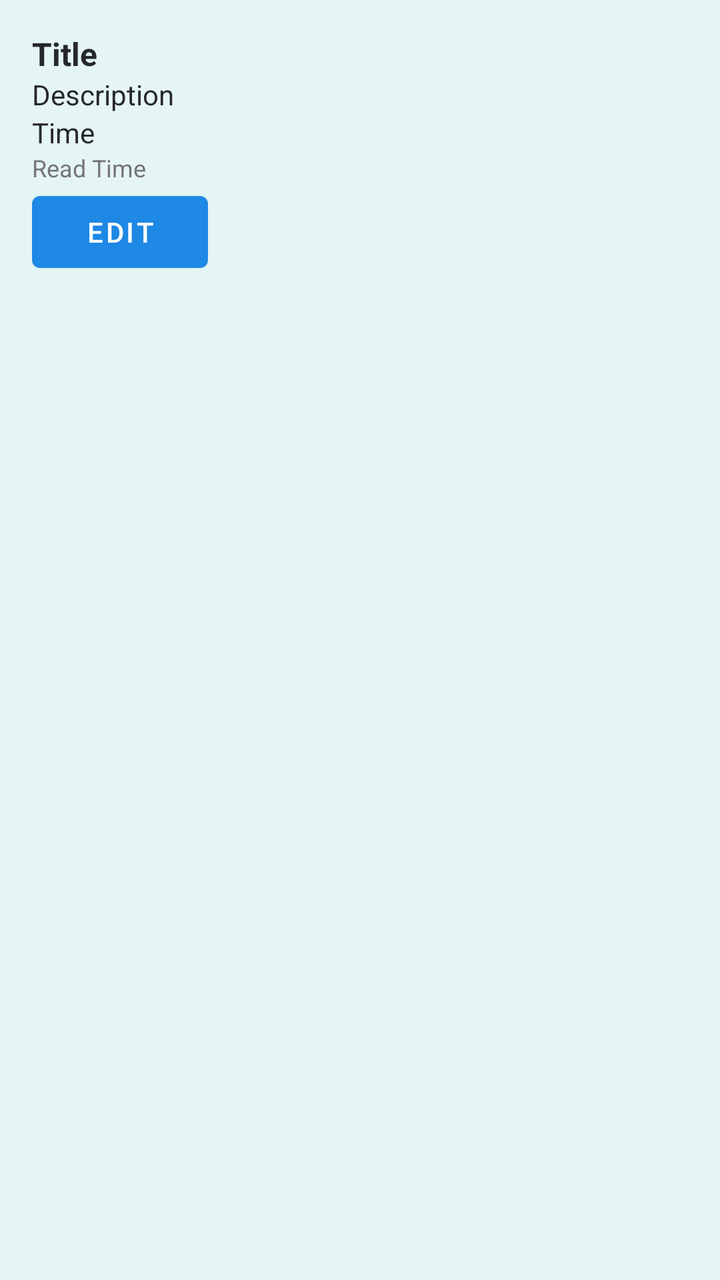
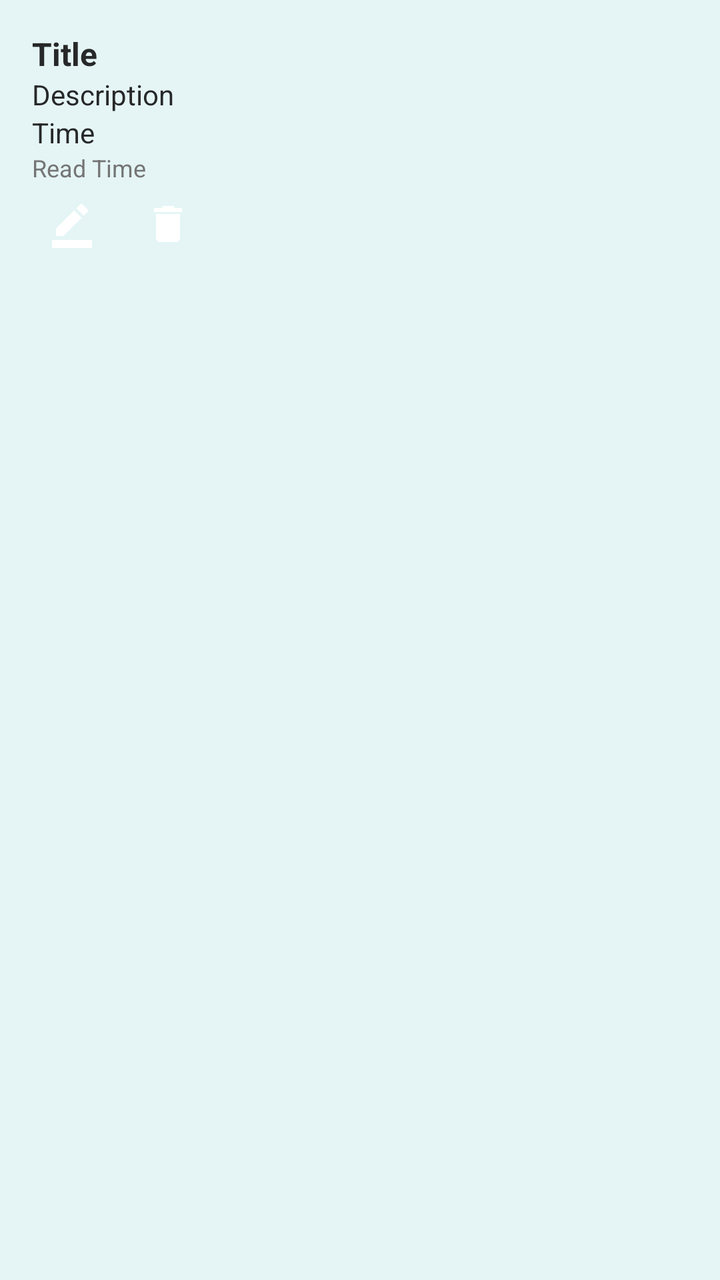

Screens rendered from an Android XML layout before and after an edit, with the pre-edit source and the edit as a unified diff.
<!-- AndroidManifest.xml: application theme Theme.Nudge -->
<!-- res/layout/item_reminder.xml -->
<LinearLayout xmlns:android="http://schemas.android.com/apk/res/android"
    android:layout_width="match_parent"
    android:layout_height="wrap_content"
    android:orientation="vertical"
    android:layout_margin="16dp"
    android:elevation="4dp"
    android:padding="16dp">

    <TextView
        android:id="@+id/title"
        android:layout_width="wrap_content"
        android:layout_height="wrap_content"
        android:text="Title"
        android:textStyle="bold"
        android:textColor="@color/colorTextPrimary"
        android:textSize="16sp" />

    <TextView
        android:id="@+id/description"
        android:layout_width="wrap_content"
        android:layout_height="wrap_content"
        android:text="Description"
        android:textColor="@color/colorTextPrimary"
        android:textSize="14sp" />

    <TextView
        android:id="@+id/time"
        android:layout_width="wrap_content"
        android:layout_height="wrap_content"
        android:text="Time"
        android:textColor="@color/colorTextPrimary"
        android:textSize="14sp" />

    <TextView
        android:id="@+id/read"
        android:layout_width="wrap_content"
        android:layout_height="wrap_content"
        android:text="Read Time"
        android:textColor="@color/colorTextSecondary"
        android:textSize="12sp" />

    <TextView
        android:id="@+id/id"
        android:layout_width="wrap_content"
        android:layout_height="wrap_content"
        android:text="Id"
        android:visibility="gone"
        android:textSize="12sp" />

    <Button
        android:id="@+id/editButton"
        android:layout_width="wrap_content"
        android:layout_height="wrap_content"
        android:text="Edit" />
</LinearLayout>
<!-- resources referenced by this layout -->
<resources>
  <color name="colorTextPrimary">#272829</color>
  <color name="colorTextSecondary">#757575</color>
  <style name="Theme.Nudge" parent="Theme.MaterialComponents.DayNight.DarkActionBar">
          
          <item name="colorPrimary">@color/colorPrimary</item>
          <item name="colorPrimaryVariant">@color/colorPrimaryDark</item>
          <item name="colorOnPrimary">@color/white</item>
          
          <item name="colorSecondary">@color/colorAccent</item>
          <item name="colorSecondaryVariant">@color/colorAccent</item>
          <item name="colorOnSecondary">@color/black</item>
          
          <item name="android:colorBackground">@color/colorBackground</item>
          
          <item name="android:textColorPrimary">@color/colorTextPrimary</item>
          <item name="android:textColorSecondary">@color/colorTextSecondary</item>
          
          <item name="android:windowBackground">@color/colorBackground</item>
      </style>
  <color name="colorPrimary">#1E88E5</color>
  <color name="colorPrimaryDark">#1565C0</color>
  <color name="white">#FFFFFFFF</color>
  <color name="colorAccent">#B0B0B0</color>
  <color name="black">#FF000000</color>
  <color name="colorBackground">#E5F5F5</color>
</resources>

<!-- the commit's change to res/layout/item_reminder.xml (unified diff, before → after) -->
@@ -1,10 +1,12 @@
 <LinearLayout xmlns:android="http://schemas.android.com/apk/res/android"
     android:layout_width="match_parent"
     android:layout_height="wrap_content"
+    xmlns:app="http://schemas.android.com/apk/res-auto"
     android:orientation="vertical"
     android:layout_margin="16dp"
     android:elevation="4dp"
-    android:padding="16dp">
+    android:padding="16dp"
+    >
 
     <TextView
         android:id="@+id/title"
@@ -47,9 +49,29 @@
         android:visibility="gone"
         android:textSize="12sp" />
 
-    <Button
-        android:id="@+id/editButton"
+    <LinearLayout
         android:layout_width="wrap_content"
         android:layout_height="wrap_content"
-        android:text="Edit" />
+        android:orientation="horizontal"
+        android:gravity="center_vertical">
+
+        <ImageButton
+            android:id="@+id/editButton"
+            android:layout_width="40dp"
+            android:layout_height="40dp"
+            android:contentDescription="Edit"
+            android:src="@drawable/ic_edit"
+            android:background="?attr/selectableItemBackgroundBorderless"
+            android:padding="8dp" />
+
+        <ImageButton
+            android:id="@+id/deleteButton"
+            android:layout_width="wrap_content"
+            android:layout_height="wrap_content"
+            android:layout_marginStart="8dp"
+            android:contentDescription="Delete"
+            android:src="@drawable/ic_delete"
+            android:background="?attr/selectableItemBackgroundBorderless"
+            android:padding="8dp" />
+    </LinearLayout>
 </LinearLayout>
<!-- resource entries referenced after the edit -->
@@ -2,6 +2,18 @@
 <resources>
   <color name="colorTextPrimary">#272829</color>
   <color name="colorTextSecondary">#757575</color>
+  <!-- drawable ic_delete (drawable) -->
+  <vector xmlns:android="http://schemas.android.com/apk/res/android" android:height="24dp" android:tint="#FFFFFF" android:viewportHeight="24" android:viewportWidth="24" android:width="24dp">
+        
+      <path android:fillColor="@android:color/white" android:pathData="M6,19c0,1.1 0.9,2 2,2h8c1.1,0 2,-0.9 2,-2V7H6v12zM19,4h-3.5l-1,-1h-5l-1,1H5v2h14V4z"/>
+      
+  </vector>
+  <!-- drawable ic_edit (drawable) -->
+  <vector xmlns:android="http://schemas.android.com/apk/res/android" android:height="24dp" android:tint="#FFFFFF" android:viewportHeight="24" android:viewportWidth="24" android:width="24dp">
+        
+      <path android:fillColor="@android:color/white" android:pathData="M22,24H2v-4h20V24zM13.06,5.19l3.75,3.75L7.75,18H4v-3.75L13.06,5.19zM17.88,7.87l-3.75,-3.75l1.83,-1.83c0.39,-0.39 1.02,-0.39 1.41,0l2.34,2.34c0.39,0.39 0.39,1.02 0,1.41L17.88,7.87z"/>
+      
+  </vector>
   <style name="Theme.Nudge" parent="Theme.MaterialComponents.DayNight.DarkActionBar">
           
           <item name="colorPrimary">@color/colorPrimary</item>
